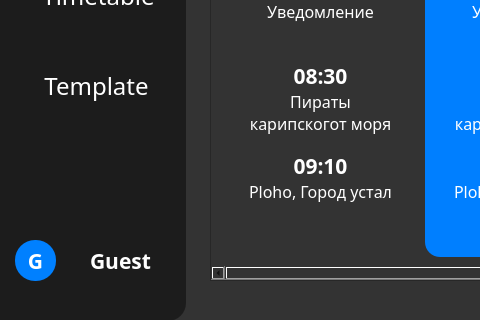
Above: ui/main.ui from Alchemmist/SchoolRing before the change; both pictures show x 0 to 480 and y 260 to 580 of the 788 by 580 pixel window. Below: the same form after it.
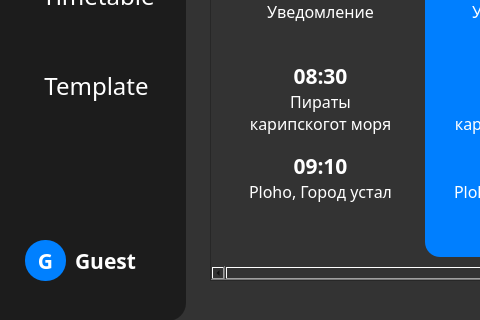
That is the form after the change. Icons and pictures are not drawn.

Diff of the .ui file:
```diff
--- a/ui/main.ui
+++ b/ui/main.ui
@@ -2667,7 +2667,7 @@
     <widget class="QPushButton" name="login_button_cerkle">
      <property name="geometry">
       <rect>
-       <x>50</x>
+       <x>60</x>
        <y>500</y>
        <width>41</width>
        <height>41</height>
@@ -2747,9 +2747,9 @@
     <widget class="QPushButton" name="login_button_text">
      <property name="geometry">
       <rect>
-       <x>100</x>
+       <x>110</x>
        <y>500</y>
-       <width>111</width>
+       <width>101</width>
        <height>41</height>
       </rect>
      </property>
@@ -2765,8 +2765,12 @@
      <property name="cursor">
       <cursorShape>PointingHandCursor</cursorShape>
      </property>
+     <property name="layoutDirection">
+      <enum>Qt::LeftToRight</enum>
+     </property>
      <property name="styleSheet">
-      <string notr="true">color: white</string>
+      <string notr="true">color: white;
+text-align: left</string>
      </property>
      <property name="text">
       <string>Guest</string>
```
